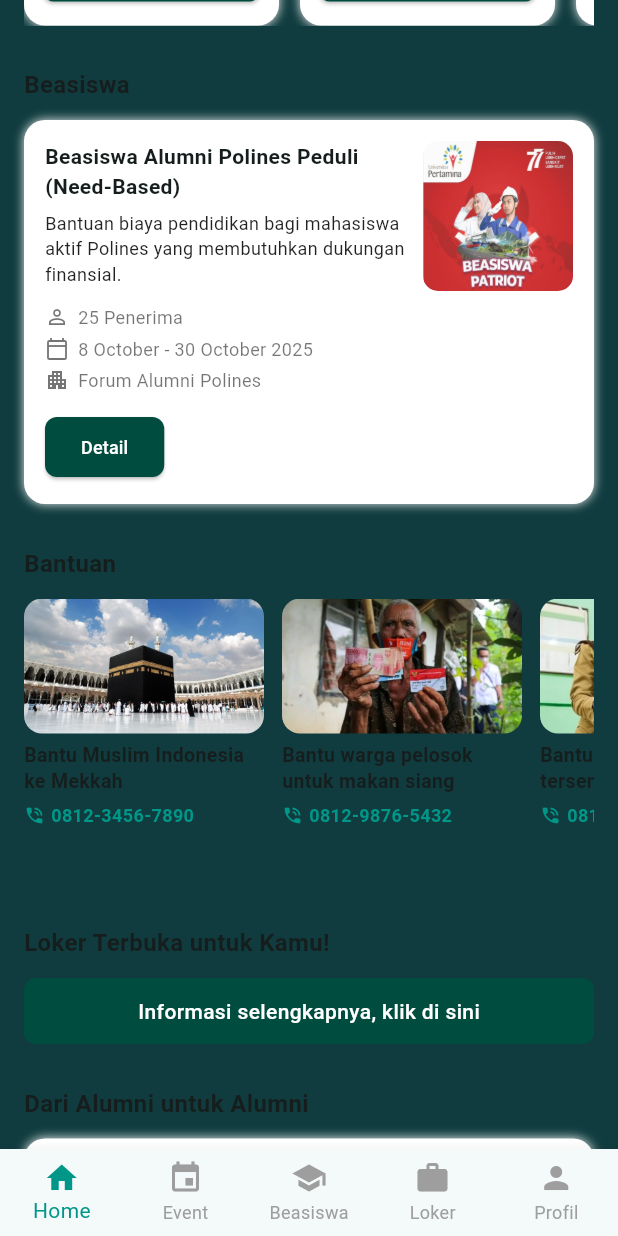
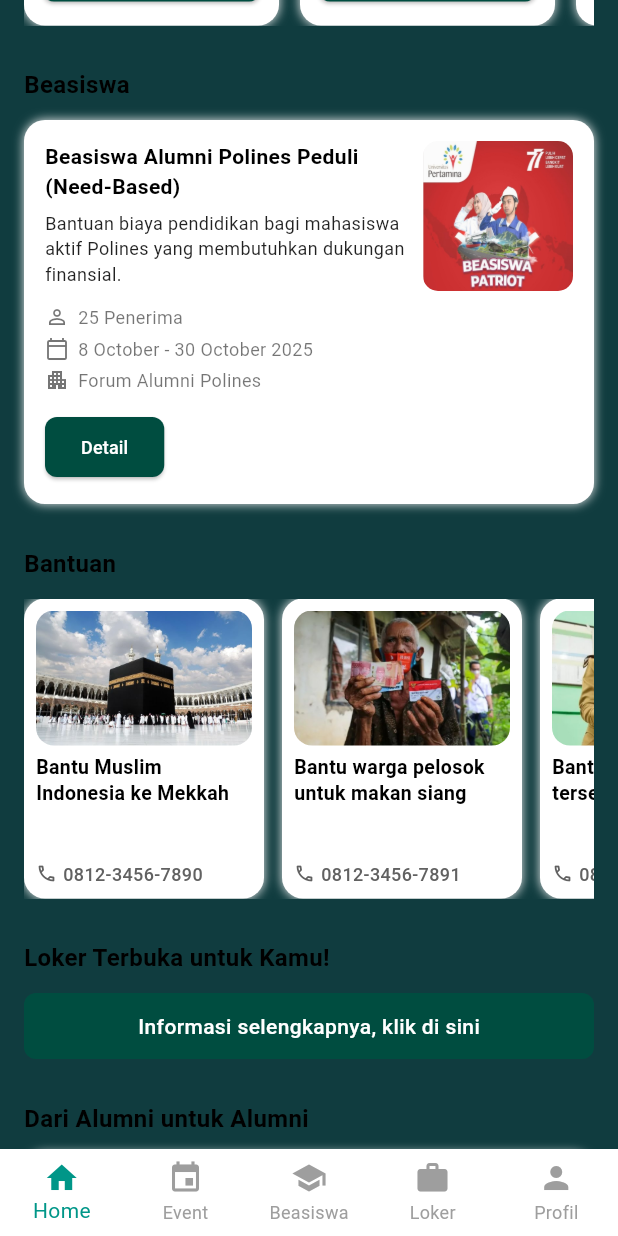
Before and after one commit to Bigesg/IKA_POLINES_PROJECT, a Flutter app: the MainLayout screen opened directly, scrolled down 576 dp, on a phone screen of 412 x 824 dp. Run offline on Flutter 3.47's test engine with Material 3 defaults, Android fonts, the phone set to English and light mode, and no system bars.

Commit message:
Update home.dart

```diff
--- a/lib/home.dart
+++ b/lib/home.dart
@@ -1,11 +1,12 @@
 import 'dart:async';
 import 'package:flutter/material.dart';
-import 'loker.dart'; // Pastikan file loker.dart ada di folder yang sama
+import 'loker.dart'; // <<< PENTING: Pastikan file loker.dart ada
 
 void main() {
   runApp(const MyApp());
 }
 
+// ================== ROOT APP ==================
 class MyApp extends StatelessWidget {
   const MyApp({super.key});
 
@@ -13,14 +14,13 @@
   Widget build(BuildContext context) {
     return MaterialApp(
       debugShowCheckedModeBanner: false,
-      theme: ThemeData(
-        scaffoldBackgroundColor: Colors.white, // Latar belakang putih
-      ),
+      theme: ThemeData(scaffoldBackgroundColor: Colors.white),
       home: const MainLayout(),
     );
   }
 }
 
+// ================== MAIN LAYOUT ==================
 class MainLayout extends StatefulWidget {
   const MainLayout({super.key});
 
@@ -35,7 +35,7 @@
     HomePage(),
     EventPage(),
     BeasiswaPage(),
-    JobListPage(),
+    JobListPage(), // <<< Mengambil dari file loker.dart
     ProfilPage(),
   ];
 
@@ -49,6 +49,8 @@
         unselectedItemColor: Colors.grey,
         currentIndex: _currentIndex,
         onTap: (i) => setState(() => _currentIndex = i),
+        backgroundColor: Colors.white,
+        elevation: 0,
         items: const [
           BottomNavigationBarItem(icon: Icon(Icons.home), label: 'Home'),
           BottomNavigationBarItem(icon: Icon(Icons.event), label: 'Event'),
@@ -61,6 +63,7 @@
   }
 }
 
+// ================== HOME PAGE ==================
 class HomePage extends StatefulWidget {
   const HomePage({super.key});
 
@@ -119,6 +122,7 @@
                       style: TextStyle(
                         fontSize: 18,
                         fontWeight: FontWeight.bold,
+                        color: Colors.black, // Warna teks hitam
                       ),
                     ),
                     Text(
@@ -128,9 +132,14 @@
                   ],
                 ),
                 const Spacer(),
-                const Icon(Icons.notifications_none, size: 28),
+                const Icon(
+                  Icons.notifications_none,
+                  size: 28,
+                  color: Colors.black,
+                ),
               ],
             ),
+
             const SizedBox(height: 18),
 
             // BANNER
@@ -149,13 +158,18 @@
             ),
 
             const SizedBox(height: 22),
+
+            // EVENT SECTION
             const Text(
               "Jangan Lewatkan!",
-              style: TextStyle(fontSize: 16, fontWeight: FontWeight.bold),
+              style: TextStyle(
+                fontSize: 16,
+                fontWeight: FontWeight.bold,
+                color: Colors.black,
+              ), // Warna teks hitam
             ),
             const SizedBox(height: 12),
 
-            // EVENT SECTION
             SizedBox(
               height: 290,
               child: ListView(
@@ -190,60 +204,77 @@
             ),
 
             const SizedBox(height: 28),
+
+            // BEASISWA SECTION
             const Text(
               "Beasiswa",
-              style: TextStyle(fontSize: 16, fontWeight: FontWeight.bold),
+              style: TextStyle(
+                fontSize: 16,
+                fontWeight: FontWeight.bold,
+                color: Colors.black,
+              ),
             ),
             const SizedBox(height: 12),
 
             _beasiswaCard(context),
+
             const SizedBox(height: 28),
 
-            // === BANTUAN SECTION (YANG DIPERBAIKI) ===
+            // BANTUAN SECTION (Dengan Kontak)
             const Text(
               "Bantuan",
-              style: TextStyle(fontSize: 16, fontWeight: FontWeight.bold),
+              style: TextStyle(
+                fontSize: 16,
+                fontWeight: FontWeight.bold,
+                color: Colors.black,
+              ),
             ),
             const SizedBox(height: 12),
 
             SizedBox(
-              height: 190,
+              height: 200,
               child: ListView(
                 scrollDirection: Axis.horizontal,
                 children: [
                   _bantuanCard(
                     'assets/images/bantuan_mekah.png',
                     'Bantu Muslim Indonesia ke Mekkah',
-                    '0812-3456-7890', // Nomor kontak
+                    '0812-3456-7890',
                   ),
                   _bantuanCard(
                     'assets/images/bantuan_pelosok.png',
                     'Bantu warga pelosok untuk makan siang',
-                    '0812-9876-5432', // Nomor kontak
+                    '0812-3456-7891',
                   ),
                   _bantuanCard(
                     'assets/images/bantuan_anak.png',
                     'Bantu anak-anak tersenyum',
-                    '0813-5555-6666', // Nomor kontak
+                    '0812-3456-7892',
                   ),
                 ],
               ),
             ),
 
             const SizedBox(height: 28),
+
+            // LOKER SECTION (TOMBOL NAVIGASI)
             const Text(
               "Loker Terbuka untuk Kamu!",
-              style: TextStyle(fontSize: 16, fontWeight: FontWeight.bold),
+              style: TextStyle(
+                fontSize: 16,
+                fontWeight: FontWeight.bold,
+                color: Colors.black,
+              ),
             ),
             const SizedBox(height: 12),
 
-            // TOMBOL LOKER
             MouseRegion(
               onEnter: (_) => setState(() => _isHovered = true),
               onExit: (_) => setState(() => _isHovered = false),
               cursor: SystemMouseCursors.click,
               child: GestureDetector(
                 onTap: () {
+                  // Navigasi ke JobListPage yang ada di loker.dart
                   Navigator.push(
                     context,
                     MaterialPageRoute(builder: (_) => const JobListPage()),
@@ -266,7 +297,7 @@
                     child: Text(
                       "Informasi selengkapnya, klik di sini",
                       style: TextStyle(
-                        color: Colors.white,
+                        color: Colors.white, // Teks Putih
                         fontSize: 14,
                         fontWeight: FontWeight.w500,
                         decoration: TextDecoration.none,
@@ -278,9 +309,15 @@
             ),
 
             const SizedBox(height: 28),
+
+            // ALUMNI SECTION
             const Text(
               "Dari Alumni untuk Alumni",
-              style: TextStyle(fontSize: 16, fontWeight: FontWeight.bold),
+              style: TextStyle(
+                fontSize: 16,
+                fontWeight: FontWeight.bold,
+                color: Colors.black,
+              ),
             ),
             const SizedBox(height: 12),
 
@@ -328,7 +365,11 @@
         const SizedBox(height: 10),
         Text(
           title,
-          style: const TextStyle(fontSize: 14, fontWeight: FontWeight.bold),
+          style: const TextStyle(
+            fontSize: 14,
+            fontWeight: FontWeight.bold,
+            color: Colors.black,
+          ),
         ),
         Text(date, style: const TextStyle(fontSize: 12, color: Colors.teal)),
         const SizedBox(height: 4),
@@ -336,7 +377,7 @@
           desc,
           maxLines: 2,
           overflow: TextOverflow.ellipsis,
-          style: const TextStyle(fontSize: 12),
+          style: const TextStyle(fontSize: 12, color: Colors.black87),
         ),
         const Spacer(),
         SizedBox(
@@ -379,7 +420,11 @@
             children: [
               const Text(
                 "Beasiswa Alumni Polines Peduli (Need-Based)",
-                style: TextStyle(fontWeight: FontWeight.bold, fontSize: 14),
+                style: TextStyle(
+                  fontWeight: FontWeight.bold,
+                  fontSize: 14,
+                  color: Colors.black,
+                ),
               ),
               const SizedBox(height: 6),
               const Text(
@@ -444,11 +489,16 @@
     ],
   );
 
-  // <<< REVISI: _bantuanCard menampilkan nomor telepon dengan ikon
-  static Widget _bantuanCard(String img, String title, String contact) =>
+  static Widget _bantuanCard(String img, String title, String contactPhone) =>
       Container(
         width: 160,
         margin: const EdgeInsets.only(right: 12),
+        padding: const EdgeInsets.all(8),
+        decoration: BoxDecoration(
+          color: Colors.white,
+          borderRadius: BorderRadius.circular(14),
+          boxShadow: [BoxShadow(color: Colors.grey.shade200, blurRadius: 5)],
+        ),
         child: Column(
           crossAxisAlignment: CrossAxisAlignment.start,
           children: [
@@ -456,7 +506,7 @@
               borderRadius: BorderRadius.circular(12),
               child: Image.asset(
                 img,
-                width: 160,
+                width: double.infinity,
                 height: 90,
                 fit: BoxFit.cover,
               ),
@@ -470,22 +520,25 @@
                 fontSize: 13,
                 fontWeight: FontWeight.w600,
                 height: 1.3,
+                color: Colors.black,
               ),
             ),
-            const SizedBox(height: 6), // Jarak sedikit ke kontak
+            const Spacer(),
+            // Bagian Kontak
             Row(
               children: [
-                const Icon(Icons.phone_in_talk, size: 14, color: Colors.teal),
+                Icon(
+                  Icons.phone_outlined,
+                  size: 14,
+                  color: Colors.grey.shade700,
+                ),
                 const SizedBox(width: 4),
-                Expanded(
-                  child: Text(
-                    contact, // Menampilkan nomor telepon
-                    style: const TextStyle(
-                      fontSize: 12,
-                      color: Colors.teal,
-                      fontWeight: FontWeight.bold,
-                    ),
-                    overflow: TextOverflow.ellipsis,
+                Text(
+                  contactPhone,
+                  style: TextStyle(
+                    fontSize: 12,
+                    color: Colors.grey.shade700,
+                    fontWeight: FontWeight.w500,
                   ),
                 ),
               ],
@@ -518,6 +571,7 @@
                 style: const TextStyle(
                   fontSize: 14,
                   fontWeight: FontWeight.bold,
+                  color: Colors.black,
                 ),
               ),
               const SizedBox(height: 4),
@@ -533,6 +587,7 @@
   );
 }
 
+// ================== HALAMAN TAMBAHAN ==================
 class EventPage extends StatelessWidget {
   const EventPage({super.key});
   @override
```
